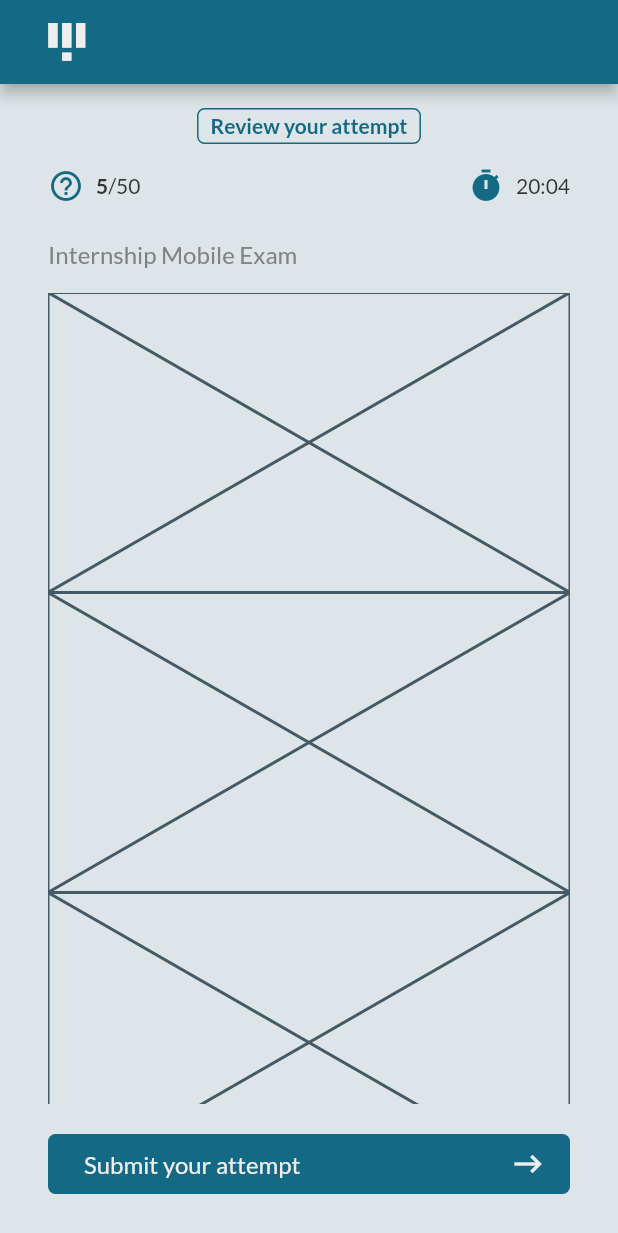
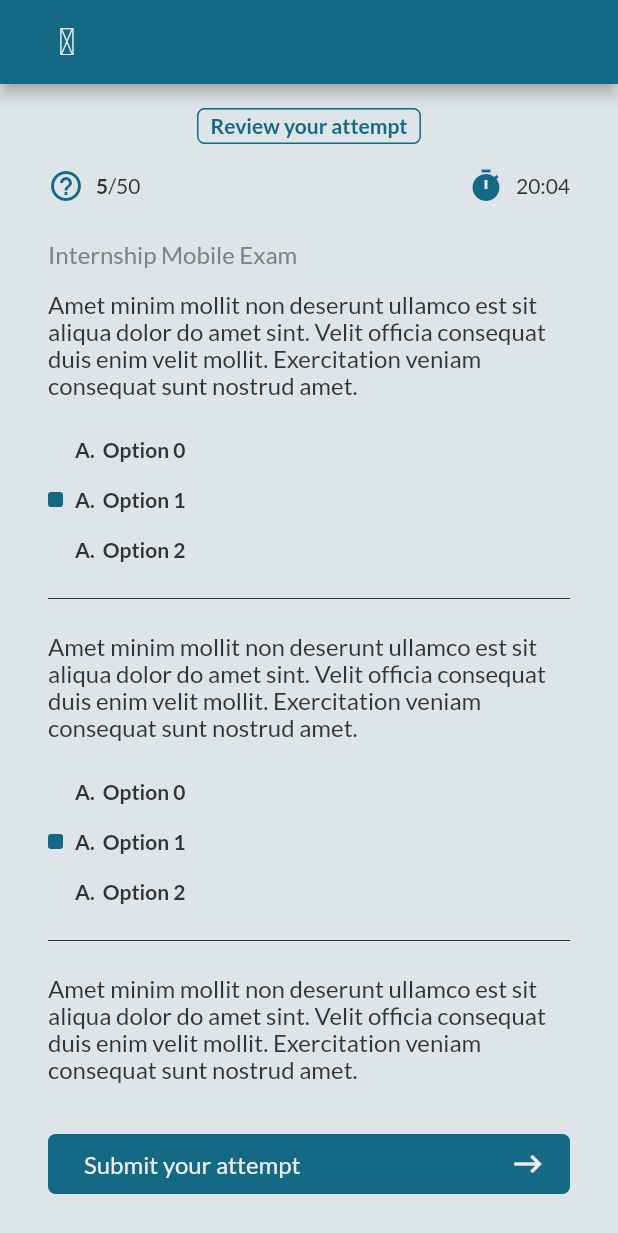
Before and after one commit to DSC-Unilag/ohw-2020-15, a Flutter app: the MakeAttemptScreen screen opened directly, after a tap on "Next", on a phone screen of 412 x 824 dp. Shown: the top 1233 px of the screen. Run offline on Flutter 3.47's test engine with Material 2 defaults, Android fonts, the phone set to English and light mode, and no system bars; our stand-ins replace fluttertoast, google_fonts, shared_preferences; accounts and stored records are empty.

Commit message:
Attempt questions

```diff
--- a/lib/utilities/app_widgets.dart
+++ b/lib/utilities/app_widgets.dart
@@ -554,7 +554,7 @@ class CustomCheckBoxState extends State<CustomCheckBox> {
           ),
           SizedBox(width: 16),
           Text(
-            '${widget.choice}',
+            '${widget.choice ?? ''}',
             style: Style.body1Green,
           )
         ],
@@ -564,6 +564,9 @@ class CustomCheckBoxState extends State<CustomCheckBox> {
 }
 
 class SquareDot extends StatelessWidget {
+  final Color color;
+
+  const SquareDot([this.color]);
   @override
   Widget build(BuildContext context) {
     return Container(
@@ -571,7 +574,7 @@ class SquareDot extends StatelessWidget {
       width: 10,
       margin: EdgeInsets.fromLTRB(0, 4, 8, 4),
       decoration: BoxDecoration(
-        color: Style.themeGreen,
+        color: color ?? Style.themeGreen,
         borderRadius: BorderRadius.circular(2),
       ),
     );
--- a/lib/utilities/network.dart
+++ b/lib/utilities/network.dart
@@ -3,6 +3,8 @@ import 'dart:convert';
 import 'package:http/http.dart' as http;
 
 import '../models/user.dart';
+
+export 'loading_and_toasts.dart';
 
 class ApiHandler {
   final String baseURL = "https://ohw15.glitch.me";
--- a/lib/views/attempt/make_attempt.dart
+++ b/lib/views/attempt/make_attempt.dart
@@ -69,8 +69,7 @@ class MakeAttemptScreen extends StatelessWidget {
                       style: Style.heading2,
                     ),
                     SizedBox(height: 40),
-                    //TODO:
-                    Placeholder(),
+                    AttemptQuestionWidget(),
                   ],
                 ),
               ),
@@ -105,3 +104,46 @@ class MakeAttemptScreen extends StatelessWidget {
     );
   }
 }
+
+class AttemptQuestionWidget extends StatelessWidget {
+  final bool isMultiOption = false;
+  @override
+  Widget build(BuildContext context) {
+    return Container(
+      child: Column(
+        crossAxisAlignment: CrossAxisAlignment.start,
+        children: <Widget>[
+          Container(
+            padding: const EdgeInsets.only(bottom: 16),
+            constraints: BoxConstraints.tightFor(
+              width: double.maxFinite,
+            ),
+            child: Text(
+              "Amet minim mollit non deserunt ullamco est sit aliqua dolor do amet sint. Velit officia consequat duis enim velit mollit. Exercitation veniam consequat sunt nostrud amet.",
+              style: Style.body1,
+            ),
+          ),
+          Text(
+            isMultiOption
+                ? 'Select all options that apply'
+                : 'Select only one (1) option',
+            style: Style.body3Bold,
+          ),
+          for (int i = 0; i < 3; i++)
+            Padding(
+              padding: const EdgeInsets.symmetric(vertical: 8.0),
+              child: Row(
+                children: <Widget>[
+                  CustomCheckBox(initialValue: false),
+                  Text(
+                    "A.  Option $i",
+                    style: Style.body2Bold,
+                  ),
+                ],
+              ),
+            ),
+        ],
+      ),
+    );
+  }
+}
--- a/lib/views/attempt/review_attempt.dart
+++ b/lib/views/attempt/review_attempt.dart
@@ -1,3 +1,6 @@
+import 'dart:math';
+
+import 'package:ExaminationAppOHW20/utilities/loading_and_toasts.dart';
 import 'package:ExaminationAppOHW20/views/attempt/end_attempt.dart';
 import 'package:flutter/cupertino.dart';
 import 'package:flutter/material.dart';
@@ -5,7 +8,11 @@ import '../../utilities/app_widgets.dart';
 import '../../utilities/style.dart' as Style;
 
 class ReviewAttemptScreen extends StatelessWidget {
-  _saveAttempt(BuildContext context) {
+  _saveAttempt(BuildContext context) async {
+    Indicator.showLoading(context);
+    await Future.delayed(Duration(seconds: 4))
+        .then((value) => Indicator.closeLoading(context));
+    Indicator.showToast(context, 'Submitted');
     Navigator.push(
       context,
       CupertinoPageRoute(
@@ -61,8 +68,7 @@ class ReviewAttemptScreen extends StatelessWidget {
                   maxWidth: 600,
                   maxHeight: MediaQuery.of(context).size.height - 200,
                 ),
-                margin:
-                    const EdgeInsets.symmetric(horizontal: 32, vertical: 8),
+                margin: const EdgeInsets.symmetric(horizontal: 32, vertical: 8),
                 child: Column(
                   crossAxisAlignment: CrossAxisAlignment.start,
                   children: <Widget>[
@@ -74,10 +80,16 @@ class ReviewAttemptScreen extends StatelessWidget {
                       ),
                     ),
                     Expanded(
-                      child: ListView.builder(
+                      child: ListView.separated(
                         itemBuilder: (_, index) {
-                          return Placeholder(
-                            fallbackHeight: 200,
+                          return AttemptReviewQuestionWidget();
+                        },
+                        itemCount: 30,
+                        separatorBuilder: (BuildContext context, int index) {
+                          return Padding(
+                            padding:
+                                const EdgeInsets.only(top: 8.0, bottom: 16),
+                            child: Divider(color: Style.themeBlack),
                           );
                         },
                       ),
@@ -101,3 +113,43 @@ class ReviewAttemptScreen extends StatelessWidget {
     );
   }
 }
+
+class AttemptReviewQuestionWidget extends StatelessWidget {
+  final bool isMultiOption = false;
+  @override
+  Widget build(BuildContext context) {
+    return Container(
+      child: Column(
+        crossAxisAlignment: CrossAxisAlignment.start,
+        children: <Widget>[
+          Container(
+            padding: const EdgeInsets.only(bottom: 16),
+            constraints: BoxConstraints.tightFor(
+              width: double.maxFinite,
+            ),
+            child: Text(
+              "Amet minim mollit non deserunt ullamco est sit aliqua dolor do amet sint. Velit officia consequat duis enim velit mollit. Exercitation veniam consequat sunt nostrud amet.",
+              style: Style.body1,
+            ),
+          ),
+          for (int i = 0; i < 3; i++)
+            Padding(
+              padding: const EdgeInsets.symmetric(vertical: 8.0),
+              child: Row(
+                children: <Widget>[
+                  if (i == Random().nextInt(3))
+                    SquareDot()
+                  else
+                    SizedBox(width: 18),
+                  Text(
+                    "A.  Option $i",
+                    style: Style.body2Bold,
+                  ),
+                ],
+              ),
+            ),
+        ],
+      ),
+    );
+  }
+}
--- a/pubspec.yaml
+++ b/pubspec.yaml
@@ -28,11 +28,12 @@ flutter:
   uses-material-design: true
 
   # To add assets to your application, add an assets section, like this:
-  # assets:
+  assets:
+    - assets/loader.gif
   fonts:
     - family:  OhwExamAppIcons
       fonts:
-      - asset: OhwExamAppIcons.ttf
+      - asset: assets/OhwExamAppIcons.ttf
   # An image asset can refer to one or more resolution-specific "variants", see
   # https://flutter.dev/assets-and-images/#resolution-aware.
 
```
Also changed, not shown: lib/controllers/authentication_controller.dart (+8 -0 lines), lib/utilities/loading_and_toasts.dart (added, +58 -0 lines), lib/views/attempt/end_attempt.dart (+23 -3 lines), lib/views/authentication/login.dart (+12 -1 lines), lib/views/dashboard/page_home.dart (+8 -5 lines), lib/views/examination/create_exam.dart (+9 -0 lines).
